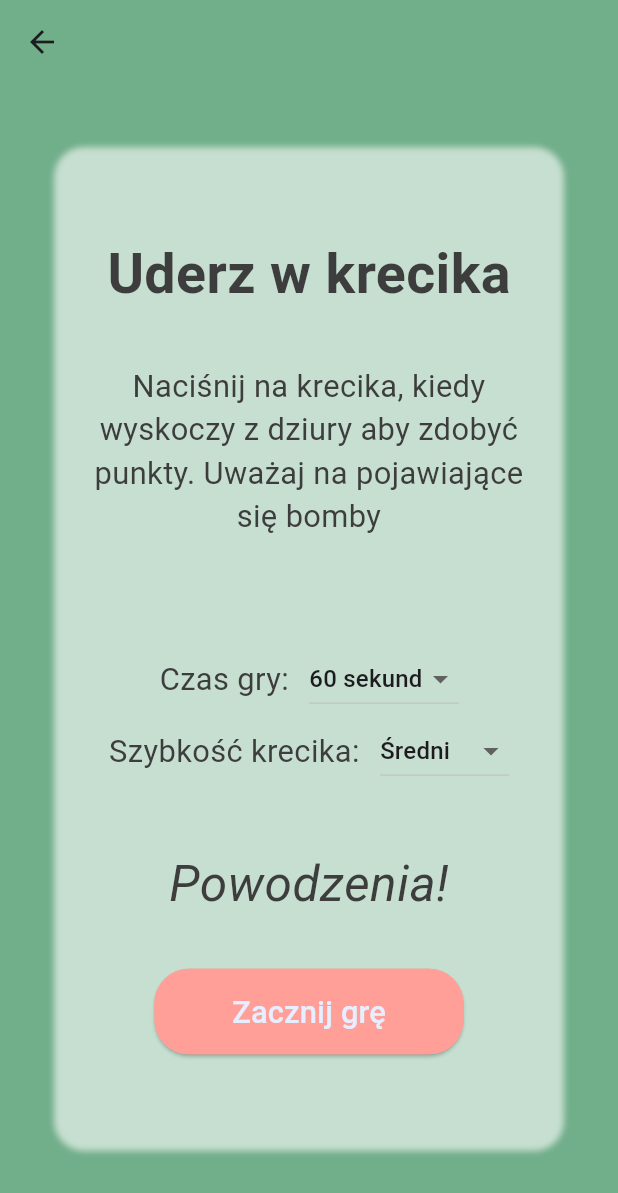
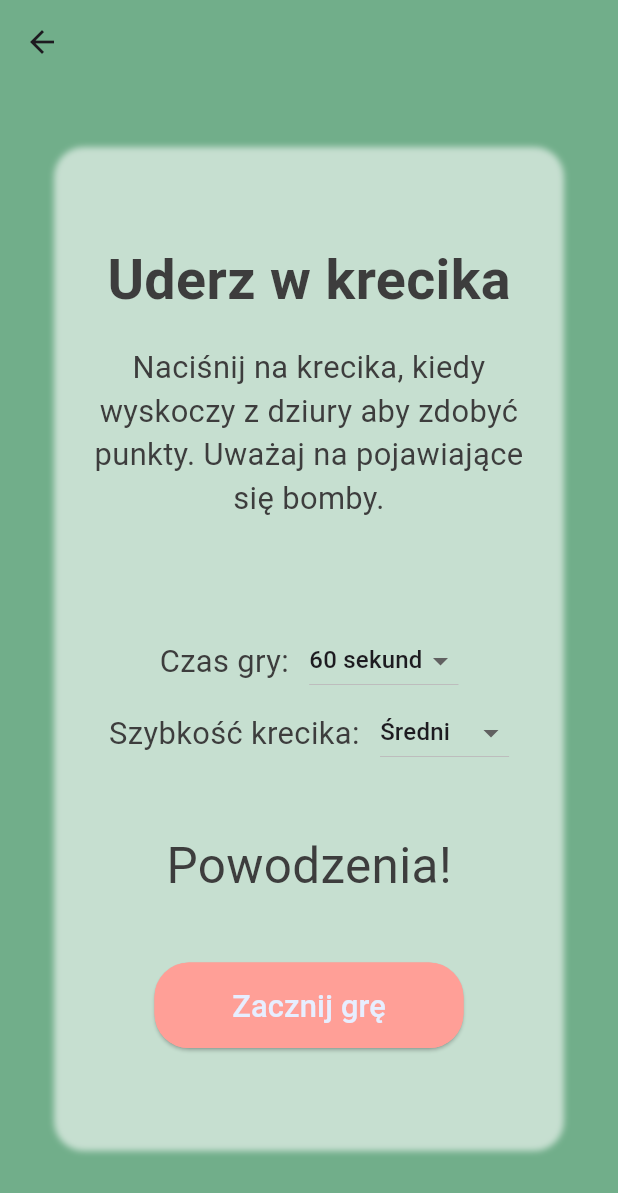
Before and after one commit to agnieszkad268376/apka_mgr, a Flutter app: the StartScreenWhackAMole screen opened directly, on a phone screen of 412 x 824 dp. Shown: the top 1193 px of the screen. Run offline on Flutter 3.47's test engine with Material 3 defaults, Android fonts, the phone set to English and light mode, and no system bars.

Commit message:
Improving whack a mole game

```diff
--- a/lib/games/whack_a_mol/start_screen_whack_a_mole.dart
+++ b/lib/games/whack_a_mol/start_screen_whack_a_mole.dart
@@ -2,22 +2,26 @@ import 'package:flutter/material.dart';
 import 'package:apka_mgr/games/whack_a_mol/whack_a_mole.dart';
 
 /// Start screen for the Whack-a-Mole game
-/// It show the instructions for the game and a button to start the.
-class StartScreenWhackAMole extends StatelessWidget {
+/// It shows the instructions for the game and a button to start.
+class StartScreenWhackAMole extends StatefulWidget {
   const StartScreenWhackAMole({super.key});
 
   @override
+  State<StartScreenWhackAMole> createState() => _StartScreenWhackAMoleState();
+}
+
+class _StartScreenWhackAMoleState extends State<StartScreenWhackAMole> {
+  String selectedTime = '60 sekund';
+  String selectedSpeed = 'Średni';
+
+  @override
   Widget build(BuildContext context) {
-
     final screenSize = MediaQuery.of(context).size;
     double fontSize1 = screenSize.width * 0.09;
     double fontSize2 = screenSize.width * 0.08;
     double fontSize3 = screenSize.width * 0.05;
-    const List<String> gameTimes = ['30 sekund', '60 sekund', '90 sekund'];
-    const List<String> moleSpeeds = ['Powolny', 'Średni', 'Szybki'];
 
     return Scaffold(
-
       backgroundColor: const Color(0xFF71AE8A),
       appBar: AppBar(
         backgroundColor: const Color(0xFF71AE8A),
@@ -26,14 +30,18 @@ class StartScreenWhackAMole extends StatelessWidget {
       ),
       body: Center(
         child: Container(
-        margin: EdgeInsets.fromLTRB(screenSize.width*0.1, screenSize.width*0.05, screenSize.width*0.1, screenSize.width*0.1),
+          margin: EdgeInsets.fromLTRB(
+            screenSize.width * 0.1,
+            screenSize.width * 0.05,
+            screenSize.width * 0.1,
+            screenSize.width * 0.1,
+          ),
           width: screenSize.width * 0.8,
           height: screenSize.height * 0.8,
           decoration: BoxDecoration(
             borderRadius: BorderRadius.circular(20.0),
             boxShadow: [
               BoxShadow(
-              // ignore: deprecated_member_use
                 color: Colors.white.withOpacity(0.6),
                 spreadRadius: 5,
                 blurRadius: 3,
@@ -43,53 +51,67 @@ class StartScreenWhackAMole extends StatelessWidget {
           ),
           child: Column(
             mainAxisAlignment: MainAxisAlignment.center,
-          crossAxisAlignment: CrossAxisAlignment.center,
             children: [
-            Text('Uderz w krecika',
-              style: TextStyle(fontSize: fontSize1, color: Color(0xFF3D3D3D), fontWeight: FontWeight.bold),
+              Text(
+                'Uderz w krecika',
+                style: TextStyle(
+                  fontSize: fontSize1,
+                  color: const Color(0xFF3D3D3D),
+                  fontWeight: FontWeight.bold,
+                ),
               ),
               SizedBox(height: screenSize.height * 0.02),
-                Column(
-                  children: [
-                    SizedBox(height: screenSize.height * 0.02),
               Padding(
-                      padding: EdgeInsets.fromLTRB(screenSize.width*0.02, 0, screenSize.width*0.02, 0),
-                      child:
-                      Text(
+                padding: EdgeInsets.symmetric(horizontal: screenSize.width * 0.02),
+                child: Text(
                   'Naciśnij na krecika, kiedy wyskoczy z dziury aby zdobyć punkty. '
-                      'Uważaj na pojawiające się bomby \n'
-                      ,
+                  'Uważaj na pojawiające się bomby.\n',
                   style: TextStyle(fontSize: fontSize3, color: const Color(0xFF3D3D3D)),
                   textAlign: TextAlign.center,
-                    )
+                ),
               ),
               SizedBox(height: screenSize.height * 0.05),
               Row(
                 mainAxisAlignment: MainAxisAlignment.center,
                 children: [
-                        Text('Czas gry: ', style: TextStyle(fontSize: fontSize3, color: const Color(0xFF3D3D3D))),
+                  Text('Czas gry: ',
+                      style: TextStyle(fontSize: fontSize3, color: const Color(0xFF3D3D3D))),
                   SizedBox(width: screenSize.width * 0.02),
-                        // Dropdown for game time selection
-                        GameTimeSelection(),
+                  GameTimeSelection(
+                    initialValue: selectedTime,
+                    onChanged: (value) {
+                      setState(() {
+                        selectedTime = value;
+                      });
+                    },
+                  ),
                 ],
               ),
               Row(
                 mainAxisAlignment: MainAxisAlignment.center,
                 children: [
-                        Text('Szybkość krecika: ', style: TextStyle(fontSize: fontSize3, color: const Color(0xFF3D3D3D))),
+                  Text('Szybkość krecika: ',
+                      style: TextStyle(fontSize: fontSize3, color: const Color(0xFF3D3D3D))),
                   SizedBox(width: screenSize.width * 0.02),
-                        // Dropdown for mole speed selection
-                        MoleSpeedSelection(),
+                  MoleSpeedSelection(
+                    initialValue: selectedSpeed,
+                    onChanged: (value) {
+                      setState(() {
+                        selectedSpeed = value;
+                      });
+                    },
+                  ),
                 ],
               ),
               SizedBox(height: screenSize.height * 0.05),
               Text(
                 'Powodzenia!',
-                      style: TextStyle(fontSize: fontSize2, color: const Color(0xFF3D3D3D), fontStyle: FontStyle.italic),
+                style: TextStyle(fontSize: fontSize2, color: const Color(0xFF3D3D3D)),
               ),
-                    SizedBox(height: screenSize.height * 0.04),
-                    WchackAMoleSartButton(),
-                  ],
+              SizedBox(height: screenSize.height * 0.05),
+              WchackAMoleSartButton(
+                selectedTime: selectedTime,
+                selectedSpeed: selectedSpeed,
               ),
             ],
           ),
@@ -100,9 +122,15 @@ class StartScreenWhackAMole extends StatelessWidget {
 }
 
 /// Button to start the Whack-a-Mole game
-/// It navigates to the game screen and starts the game.
 class WchackAMoleSartButton extends StatelessWidget {
-  const WchackAMoleSartButton({super.key});
+  final String selectedTime;
+  final String selectedSpeed;
+
+  const WchackAMoleSartButton({
+    super.key,
+    required this.selectedTime,
+    required this.selectedSpeed,
+  });
 
   @override
   Widget build(BuildContext context) {
@@ -115,7 +143,12 @@ class WchackAMoleSartButton extends StatelessWidget {
         onPressed: () {
           Navigator.push(
             context,
-            MaterialPageRoute(builder: (context) => WhackAMoleScreen()),
+            MaterialPageRoute(
+              builder: (context) => WhackAMoleScreen(
+                gameTime: selectedTime,
+                moleSpeed: selectedSpeed,
+              ),
+            ),
           );
         },
         style: ElevatedButton.styleFrom(
@@ -124,30 +157,30 @@ class WchackAMoleSartButton extends StatelessWidget {
           shape: RoundedRectangleBorder(borderRadius: BorderRadius.circular(23.0)),
           padding: const EdgeInsets.symmetric(vertical: 14),
         ),
-        child: Text('Zacznij grę', style: TextStyle(fontSize: fontSize, color: Color(0xFFE7EEFF)) ),
+        child: Text(
+          'Zacznij grę',
+          style: TextStyle(fontSize: fontSize, color: const Color(0xFFE7EEFF)),
+        ),
       ),
     );
   }
 }
 
 /// DropdownMenu to select game time
-class GameTimeSelection extends StatefulWidget {
-  const GameTimeSelection({super.key});
+class GameTimeSelection extends StatelessWidget {
+  final String initialValue;
+  final ValueChanged<String> onChanged;
 
-  @override
-  State<GameTimeSelection> createState() => _GameTimeSelectionState();
-
-}
-
-/// State for the GameTimeSelection widget
-/// It manages the selected game time and updates the UI accordingly.
-class _GameTimeSelectionState extends State<GameTimeSelection> {
-  String selectedTime = '60 sekund';
+  const GameTimeSelection({
+    super.key,
+    required this.initialValue,
+    required this.onChanged,
+  });
 
   @override
   Widget build(BuildContext context) {
     return DropdownButton<String>(
-      value: selectedTime,
+      value: initialValue,
       items: <String>['30 sekund', '60 sekund', '90 sekund'].map((String value) {
         return DropdownMenuItem<String>(
           value: value,
@@ -155,28 +188,27 @@ class _GameTimeSelectionState extends State<GameTimeSelection> {
         );
       }).toList(),
       onChanged: (String? newValue) {
-        setState(() {
-          selectedTime = newValue!;
-        });
+        if (newValue != null) onChanged(newValue);
       },
     );
   }
 }
 
-class MoleSpeedSelection extends StatefulWidget {
-  const MoleSpeedSelection({super.key});
+/// DropdownMenu to select mole speed
+class MoleSpeedSelection extends StatelessWidget {
+  final String initialValue;
+  final ValueChanged<String> onChanged;
 
-  @override
-  State<MoleSpeedSelection> createState() => _MoleSpeedSelectionState();
-}
-
-class _MoleSpeedSelectionState extends State<MoleSpeedSelection> {
-  String selectedSpeed = 'Średni';
+  const MoleSpeedSelection({
+    super.key,
+    required this.initialValue,
+    required this.onChanged,
+  });
 
   @override
   Widget build(BuildContext context) {
     return DropdownButton<String>(
-      value: selectedSpeed,
+      value: initialValue,
       items: <String>['Powolny', 'Średni', 'Szybki'].map((String value) {
         return DropdownMenuItem<String>(
           value: value,
@@ -184,9 +216,7 @@ class _MoleSpeedSelectionState extends State<MoleSpeedSelection> {
         );
       }).toList(),
       onChanged: (String? newValue) {
-        setState(() {
-          selectedSpeed = newValue!;
-        });
+        if (newValue != null) onChanged(newValue);
       },
     );
   }
--- a/pubspec.yaml
+++ b/pubspec.yaml
@@ -63,6 +63,7 @@ flutter:
     - images/hole.png
     - images/mole.png
     - images/whack_a_mole.png
+    - images/bomb.png
 
 
   # An image asset can refer to one or more resolution-specific "variants", see
```
Also changed, not shown: lib/games/whack_a_mol/whack_a_mole.dart (+74 -12 lines), images/bomb.png (added). Lines whose indentation alone changed are shown as unchanged.
